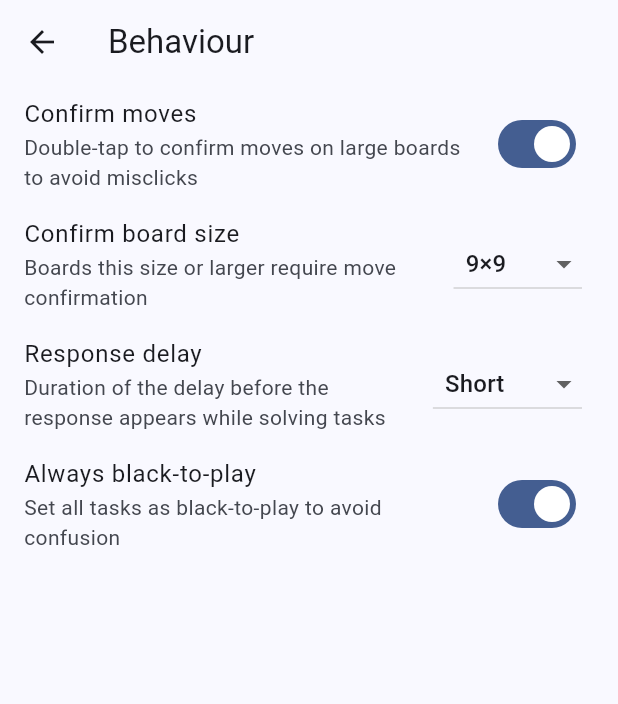
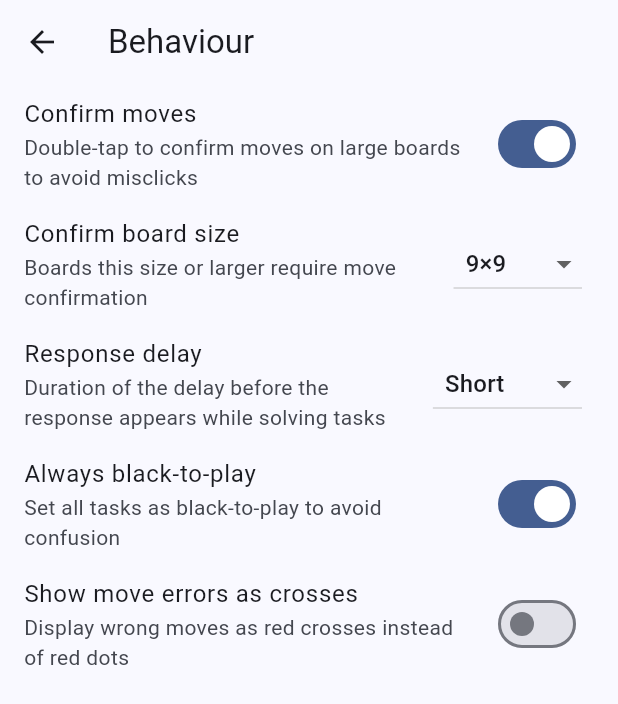
Before and after one commit to ale64bit/WeiqiHub, a Flutter app: the BehaviourSettingsPage screen opened by its route, on a phone screen of 412 x 824 dp. Shown: the top 704 px of the screen. Run offline on Flutter 3.47's test engine with Material 3 defaults, Android fonts, the phone set to English and light mode, and no system bars; our stand-ins replace device_info_plus, fast_immutable_collections, file_picker, flutter_slidable, package_info_plus, petitparser and 3 more; missing offline and left inert: animated_tree_view, extension_type_unions, flutter_soloud, sqlite3; accounts and stored records are empty; statements that could not run were skipped.

Commit message:
feat: option to show errors as crosses

```diff
--- a/lib/l10n/app_en.arb
+++ b/lib/l10n/app_en.arb
@@ -6,6 +6,8 @@
   "aiSensei": "AI Sensei",
   "alwaysBlackToPlay": "Always black-to-play",
   "alwaysBlackToPlayDesc": "Set all tasks as black-to-play to avoid confusion",
+  "showMoveErrorsAsCrosses": "Show move errors as crosses",
+  "showMoveErrorsAsCrossesDesc": "Display wrong moves as red crosses instead of red dots",
   "appearance": "Appearance",
   "autoCounting": "Auto counting",
   "autoMatch": "Auto-Match",
--- a/lib/l10n/app_es.arb
+++ b/lib/l10n/app_es.arb
@@ -6,6 +6,8 @@
   "aiSensei": "AI Sensei",
   "alwaysBlackToPlay": "Siempre juegan las negras",
   "alwaysBlackToPlayDesc": "Hace que en todos los problemas jueguen las negras para evitar confusión",
+  "showMoveErrorsAsCrosses": "Mostrar errores como cruces",
+  "showMoveErrorsAsCrossesDesc": "Mostrar jugadas incorrectas como cruces rojas en lugar de puntos rojos",
   "appearance": "Apariencia",
   "autoCounting": "Conteo automático",
   "autoMatch": "Buscar partida",
--- a/lib/l10n/app_localizations.dart
+++ b/lib/l10n/app_localizations.dart
@@ -146,6 +146,18 @@ abstract class AppLocalizations {
   /// **'Set all tasks as black-to-play to avoid confusion'**
   String get alwaysBlackToPlayDesc;
 
+  /// No description provided for @showMoveErrorsAsCrosses.
+  ///
+  /// In en, this message translates to:
+  /// **'Show move errors as crosses'**
+  String get showMoveErrorsAsCrosses;
+
+  /// No description provided for @showMoveErrorsAsCrossesDesc.
+  ///
+  /// In en, this message translates to:
+  /// **'Display wrong moves as red crosses instead of red dots'**
+  String get showMoveErrorsAsCrossesDesc;
+
   /// No description provided for @appearance.
   ///
   /// In en, this message translates to:
--- a/lib/l10n/app_localizations_en.dart
+++ b/lib/l10n/app_localizations_en.dart
@@ -29,6 +29,13 @@ class AppLocalizationsEn extends AppLocalizations {
   @override
   String get alwaysBlackToPlayDesc =>
       'Set all tasks as black-to-play to avoid confusion';
+
+  @override
+  String get showMoveErrorsAsCrosses => 'Show move errors as crosses';
+
+  @override
+  String get showMoveErrorsAsCrossesDesc =>
+      'Display wrong moves as red crosses instead of red dots';
 
   @override
   String get appearance => 'Appearance';
--- a/lib/l10n/app_localizations_zh.dart
+++ b/lib/l10n/app_localizations_zh.dart
@@ -28,6 +28,12 @@ class AppLocalizationsZh extends AppLocalizations {
 
   @override
   String get alwaysBlackToPlayDesc => '永远执黑先行，防止混淆';
+
+  @override
+  String get showMoveErrorsAsCrosses => '显示错误为叉号';
+
+  @override
+  String get showMoveErrorsAsCrossesDesc => '将错误着法显示为红色叉号而非红色圆点';
 
   @override
   String get appearance => '外观';
--- a/lib/l10n/app_ro.arb
+++ b/lib/l10n/app_ro.arb
@@ -6,6 +6,8 @@
   "aiSensei": "AI Sensei",
   "alwaysBlackToPlay": "Întotdeauna negru la mutare",
   "alwaysBlackToPlayDesc": "Setează toate sarcinile ca fiind negru la mutare pentru a evita confuzia",
+  "showMoveErrorsAsCrosses": "Afișează erorile ca cruci",
+  "showMoveErrorsAsCrossesDesc": "Afișează mutările greșite ca cruci roșii în loc de puncte roșii",
   "appearance": "Aspect",
   "autoCounting": "Numărare automată",
   "autoMatch": "Potrivire automată",
--- a/lib/l10n/app_ru.arb
+++ b/lib/l10n/app_ru.arb
@@ -6,6 +6,8 @@
   "aiSensei": "AI Sensei",
   "alwaysBlackToPlay": "Всегда ход чёрных",
   "alwaysBlackToPlayDesc": "Устанавливать все задачи как ход чёрных, чтобы избежать путаницы",
+  "showMoveErrorsAsCrosses": "Показывать ошибки крестами",
+  "showMoveErrorsAsCrossesDesc": "Отображать неправильные ходы красными крестами вместо красных точек",
   "appearance": "Интерфейс",
   "autoCounting": "Автоподсчёт",
   "autoMatch": "Автоподбор",
--- a/lib/l10n/app_zh.arb
+++ b/lib/l10n/app_zh.arb
@@ -6,6 +6,8 @@
   "aiSensei": "AI Sensei",
   "alwaysBlackToPlay": "总是执黑先行",
   "alwaysBlackToPlayDesc": "永远执黑先行，防止混淆",
+  "showMoveErrorsAsCrosses": "显示错误为叉号",
+  "showMoveErrorsAsCrossesDesc": "将错误着法显示为红色叉号而非红色圆点",
   "appearance": "外观",
   "autoCounting": "自动点目",
   "autoMatch": "自动匹配",
--- a/lib/settings/behavior_settings_page.dart
+++ b/lib/settings/behavior_settings_page.dart
@@ -87,6 +87,17 @@ class _BehaviourSettingsPageState extends State<BehaviourSettingsPage> {
               },
             ),
           ),
+          ListTile(
+            title: Text(loc.showMoveErrorsAsCrosses),
+            subtitle: Text(loc.showMoveErrorsAsCrossesDesc),
+            trailing: Switch(
+              value: context.settings.showMoveErrorsAsCrosses,
+              onChanged: (value) {
+                context.settings.showMoveErrorsAsCrosses = value;
+                setState(() {});
+              },
+            ),
+          ),
         ],
       ),
     );
--- a/lib/settings/settings.dart
+++ b/lib/settings/settings.dart
@@ -84,6 +84,12 @@ class Settings {
   set alwaysBlackToPlay(bool val) =>
       prefs.setBool('$_behaviourKeyPrefix.always_black_to_play', val);
 
+  bool get showMoveErrorsAsCrosses =>
+      prefs.getBool('$_behaviourKeyPrefix.show_move_errors_as_crosses') ?? false;
+
+  set showMoveErrorsAsCrosses(bool val) =>
+      prefs.setBool('$_behaviourKeyPrefix.show_move_errors_as_crosses', val);
+
   // Sound
   double get soundStone => prefs.getDouble(_soundStoneKey) ?? 1.0;
   set soundStone(double val) => prefs.setDouble(_soundStoneKey, val).then((_) {
```
Also changed, not shown: lib/l10n/app_localizations_es.dart (+7 -0 lines), lib/l10n/app_localizations_ro.dart (+7 -0 lines), lib/l10n/app_localizations_ru.dart (+7 -0 lines), lib/train/task_solving_state_mixin.dart (+7 -1 lines).
